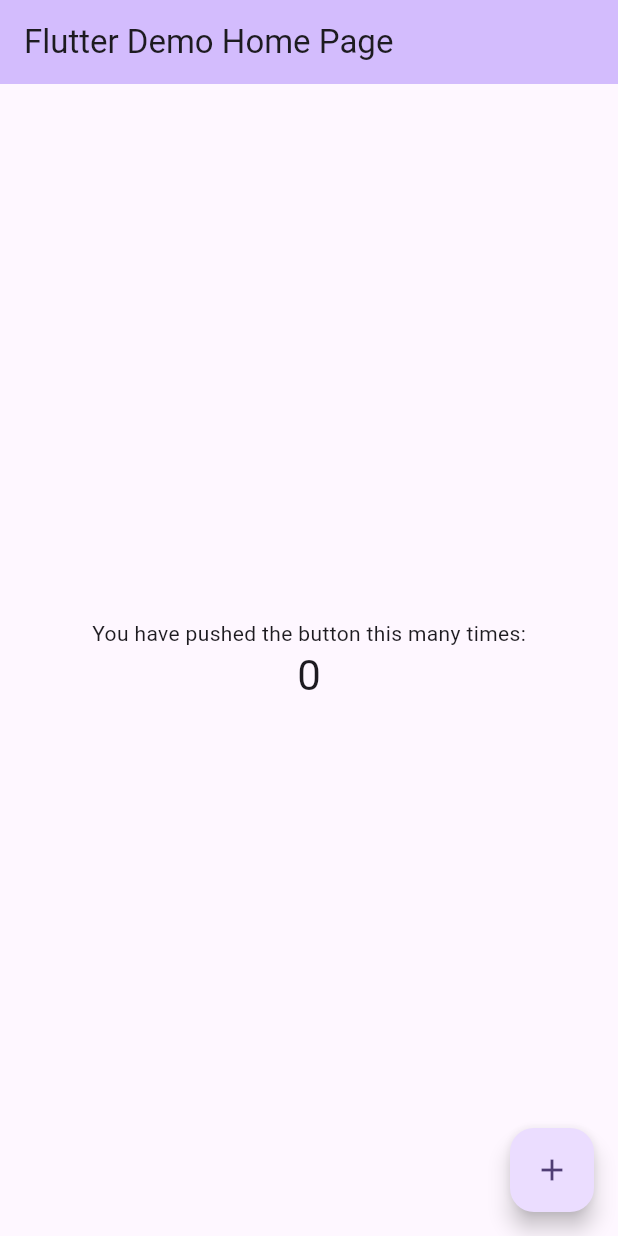
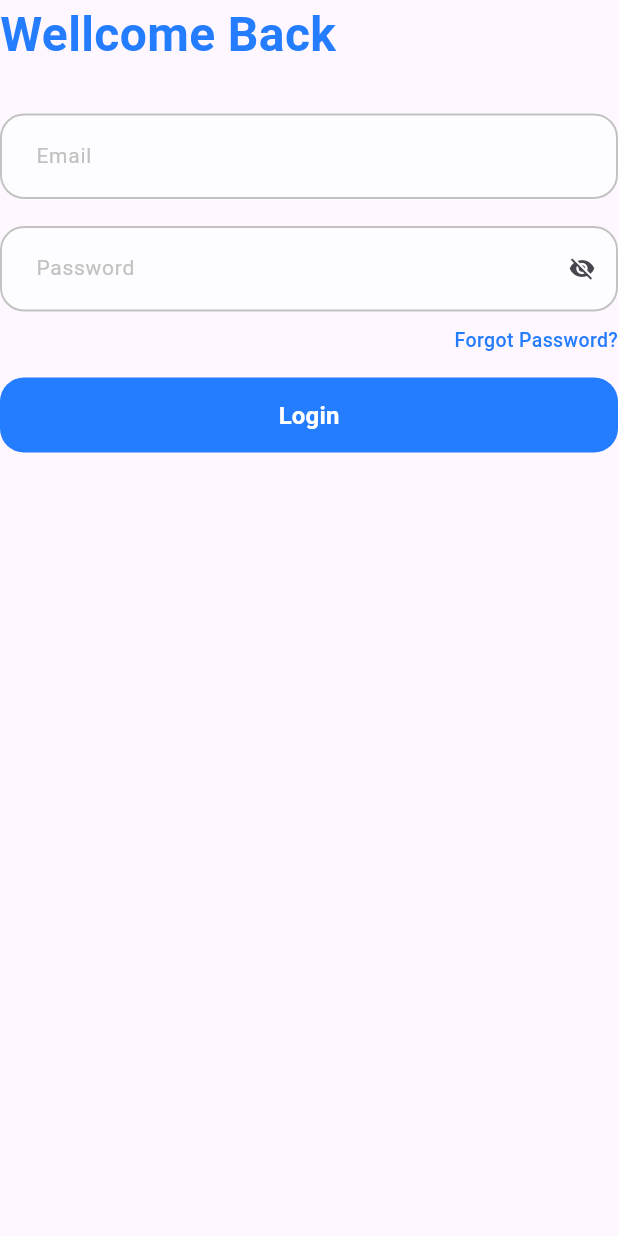
Before and after one commit to mohamadskanina/rikaz_team, a Flutter app: the screen it shows after launch, on a phone screen of 412 x 824 dp. Run offline on Flutter 3.47's test engine with Material 3 defaults, Android fonts, the phone set to English and light mode, and no system bars.

Commit message:
- added packages to feature - added login_screen page - added layers to login screen - added theming and networking and widgets folders to core folder - added styles file and apptextformfeild file and apptextbutton

```diff
--- /dev/null
+++ b/lib/core/theming/styles.dart
@@ -0,0 +1,33 @@
+import 'package:flutter/material.dart';
+class TextStyles{
+
+  static TextStyle font32BlueBold = const TextStyle(
+    fontSize: 32,
+    fontWeight: FontWeight.bold,
+    color: Color(0xFF247CFF),
+  );
+
+  static TextStyle font14LightGrayRegular = const TextStyle(
+    fontSize: 14,
+    fontWeight: FontWeight.w400,
+    color: Color(0xFFC2C2C2),
+  );
+
+  static TextStyle font13BlueRegular = const TextStyle(
+    fontSize: 13,
+    fontWeight: FontWeight.w500,
+    color: Color(0xFF247CFF),
+  );
+
+  static TextStyle font14DarkBlueMedium = const TextStyle(
+    fontSize: 14,
+    fontWeight: FontWeight.w500,
+    color: Color(0xFF242424),
+  );
+
+  static TextStyle font16WhiteSemiBold = const TextStyle(
+    fontSize: 16,
+    fontWeight: FontWeight.w600,
+    color: Colors.white,
+  );
+}
--- /dev/null
+++ b/lib/core/widgets/app_text_button.dart
@@ -0,0 +1,55 @@
+import 'package:flutter/material.dart';
+
+class AppTextButton extends StatelessWidget {
+  final double? borderRadius;
+  final Color? backgroundColor;
+  final double? horizontalPadding;
+  final double? verticalPadding;
+  final double? buttonWidth;
+  final double? buttonHeight;
+  final String buttonText;
+  final TextStyle textStyle;
+  final VoidCallback onPressed;
+  const AppTextButton({
+    super.key,
+    this.borderRadius,
+    this.backgroundColor,
+    this.horizontalPadding,
+    this.verticalPadding,
+    this.buttonHeight,
+    this.buttonWidth,
+    required this.buttonText,
+    required this.textStyle,
+    required this.onPressed,
+  });
+
+  @override
+  Widget build(BuildContext context) {
+    return TextButton(
+      style: ButtonStyle(
+        shape: WidgetStatePropertyAll<RoundedRectangleBorder>(
+          RoundedRectangleBorder(
+            borderRadius: BorderRadius.circular(borderRadius ?? 16.0),
+          ),
+        ),
+        backgroundColor: WidgetStatePropertyAll(
+          backgroundColor ?? const Color(0xFF247CFF),
+        ),
+        padding: WidgetStatePropertyAll<EdgeInsets>(
+          EdgeInsets.symmetric(
+            horizontal: horizontalPadding ?? 12,
+            vertical: verticalPadding ?? 14,
+          ),
+        ),
+        fixedSize: WidgetStatePropertyAll(
+          Size(buttonWidth ?? double.maxFinite, buttonHeight ?? 50),
+        ),
+      ),
+      onPressed: onPressed,
+      child: Text(
+        buttonText,
+        style: textStyle,
+      ),
+    );
+  }
+}
--- /dev/null
+++ b/lib/core/widgets/app_text_form_feild.dart
@@ -0,0 +1,83 @@
+import 'package:flutter/material.dart';
+import 'package:rikaz_team/core/theming/styles.dart';
+
+class AppTextFormField extends StatelessWidget {
+  final EdgeInsetsGeometry? contentPadding;
+  final InputBorder? focusedBorder;
+  final InputBorder? enabledBorder;
+  final TextStyle? inputTextStyle;
+  final TextStyle? hintStyle;
+  final String hintText;
+  final bool? isObscureText;
+  final Widget? suffixIcon;
+  final Color? backgroundColor;
+  final TextEditingController? controller;
+  final Function(String?) validator;
+  const AppTextFormField({
+    super.key,
+    this.contentPadding,
+    this.focusedBorder,
+    this.enabledBorder,
+    this.inputTextStyle,
+    this.hintStyle,
+    required this.hintText,
+    this.isObscureText,
+    this.suffixIcon,
+    this.backgroundColor,
+    this.controller,
+    required this.validator,
+  });
+
+  @override
+  Widget build(BuildContext context) {
+    return TextFormField(
+      autovalidateMode: AutovalidateMode.onUserInteraction,
+      controller: controller,
+      decoration: InputDecoration(
+        isDense: true,
+        contentPadding: contentPadding ??
+            const EdgeInsets.symmetric(horizontal: 20, vertical: 18),
+        focusedBorder: focusedBorder ??
+            OutlineInputBorder(
+              borderSide: const BorderSide(
+                color: Color(0xFF247CFF),
+                width: 1.3,
+              ),
+              borderRadius: BorderRadius.circular(16.0),
+            ),
+        enabledBorder: enabledBorder ??
+            OutlineInputBorder(
+              borderSide: const BorderSide(
+                color: Color(0xFFC2C2C2),
+                width: 1.3,
+              ),
+              borderRadius: BorderRadius.circular(16.0),
+            ),
+        errorBorder: OutlineInputBorder(
+          borderSide: const BorderSide(
+            color: Colors.red,
+            width: 1.3,
+          ),
+          borderRadius: BorderRadius.circular(16.0),
+        ),
+        focusedErrorBorder: OutlineInputBorder(
+          borderSide: const BorderSide(
+            color: Colors.red,
+            width: 1.3,
+          ),
+          borderRadius: BorderRadius.circular(16.0),
+        ),
+        hintStyle: hintStyle ?? TextStyles.font14LightGrayRegular,
+        hintText: hintText,
+        suffixIcon: suffixIcon,
+        fillColor: backgroundColor ?? const Color(0xFFFDFDFF),
+        filled: true,
+      ),
+      obscureText: isObscureText ?? false,
+      style: TextStyles.font14DarkBlueMedium,
+      validator: (value) {
+        return validator(value);
+      },
+    );
+  }
+}
--- /dev/null
+++ b/lib/features/login_feature/ui/login_screen.dart
@@ -0,0 +1,49 @@
+import 'package:flutter/material.dart';
+import 'package:rikaz_team/core/theming/styles.dart';
+import 'package:rikaz_team/core/widgets/app_text_button.dart';
+import 'package:rikaz_team/features/login_feature/ui/widgets/email_and_password_text_feild.dart';
+import 'package:rikaz_team/features/login_feature/ui/widgets/login_text_top.dart';
+
+class LoginScreen extends StatelessWidget {
+  const LoginScreen({super.key});
+
+  @override
+  Widget build(BuildContext context) {
+    final height = MediaQuery.sizeOf(context).height;
+    return Scaffold(
+      body: SafeArea(
+          child: SingleChildScrollView(
+        child: Column(
+          crossAxisAlignment: CrossAxisAlignment.start,
+          children: [
+            const LoginTextTop(),
+            SizedBox(
+              height: 0.036 * height,
+            ),
+            const EmailAndPasswordTextFeild(),
+            const SizedBox(
+              height: 10,
+            ),
+            Align(
+              alignment: AlignmentDirectional.centerEnd,
+              child: Text(
+                'Forgot Password?',
+                style: TextStyles.font13BlueRegular,
+              ),
+            ),
+            const SizedBox(
+              height: 15,
+            ),
+            AppTextButton(
+              buttonText: "Login",
+              textStyle: TextStyles.font16WhiteSemiBold,
+              onPressed: () {
+                // validateThenDoLogin(context);
+              },
+            ),
+          ],
+        ),
+      )),
+    );
+  }
+}
--- /dev/null
+++ b/lib/features/login_feature/ui/widgets/email_and_password_text_feild.dart
@@ -0,0 +1,50 @@
+import 'package:flutter/material.dart';
+import 'package:rikaz_team/core/widgets/app_text_form_feild.dart';
+
+class EmailAndPasswordTextFeild extends StatefulWidget {
+  const EmailAndPasswordTextFeild({super.key});
+
+  @override
+  State<EmailAndPasswordTextFeild> createState() =>
+      _EmailAndPasswordTextFeildState();
+}
+
+class _EmailAndPasswordTextFeildState extends State<EmailAndPasswordTextFeild> {
+  bool isObscureText = true;
+  @override
+  Widget build(BuildContext context) {
+    return Column(
+      children: [
+        AppTextFormField(
+          hintText: "Email",
+          validator: (vlaue) {
+            if (vlaue == null || vlaue.isEmpty) {
+              return "Please enter a valid email";
+            }
+          },
+        ),
+        const SizedBox(
+          height: 18,
+        ),
+        AppTextFormField(
+          hintText: "Password",
+          validator: (value) {
+            if (value == null || value.isEmpty) {
+              return "Please enter a valid password";
+            }
+          },
+          suffixIcon: GestureDetector(
+            onTap: () {
+              setState(() {
+                isObscureText = !isObscureText;
+              });
+            },
+            child: Icon(
+              isObscureText ? Icons.visibility_off : Icons.visibility,
+            ),
+          ),
+        )
+      ],
+    );
+  }
+}
--- /dev/null
+++ b/lib/features/login_feature/ui/widgets/login_text_top.dart
@@ -0,0 +1,14 @@
+import 'package:flutter/material.dart';
+import 'package:rikaz_team/core/theming/styles.dart';
+
+class LoginTextTop extends StatelessWidget {
+  const LoginTextTop({super.key});
+
+  @override
+  Widget build(BuildContext context) {
+    return Text(
+      "Wellcome Back",
+      style: TextStyles.font32BlueBold,
+    );
+  }
+}
--- a/lib/main.dart
+++ b/lib/main.dart
@@ -1,125 +1,20 @@
 import 'package:flutter/material.dart';
+import 'package:rikaz_team/features/login_feature/ui/login_screen.dart';
 
-void main() {
+void main()
+
+{
   runApp(const MyApp());
 }
 
 class MyApp extends StatelessWidget {
   const MyApp({super.key});
 
-  // This widget is the root of your application.
   @override
   Widget build(BuildContext context) {
-    return MaterialApp(
-      title: 'Flutter Demo',
-      theme: ThemeData(
-        // This is the theme of your application.
-        //
-        // TRY THIS: Try running your application with "flutter run". You'll see
-        // the application has a purple toolbar. Then, without quitting the app,
-        // try changing the seedColor in the colorScheme below to Colors.green
-        // and then invoke "hot reload" (save your changes or press the "hot
-        // reload" button in a Flutter-supported IDE, or press "r" if you used
-        // the command line to start the app).
-        //
-        // Notice that the counter didn't reset back to zero; the application
-        // state is not lost during the reload. To reset the state, use hot
-        // restart instead.
-        //
-        // This works for code too, not just values: Most code changes can be
-        // tested with just a hot reload.
-        colorScheme: ColorScheme.fromSeed(seedColor: Colors.deepPurple),
-        useMaterial3: true,
-      ),
-      home: const MyHomePage(title: 'Flutter Demo Home Page'),
+    return const MaterialApp(
+      home: LoginScreen(),
+      debugShowCheckedModeBanner: false,
     );
   }
 }
-
-class MyHomePage extends StatefulWidget {
-  const MyHomePage({super.key, required this.title});
-
-  // This widget is the home page of your application. It is stateful, meaning
-  // that it has a State object (defined below) that contains fields that affect
-  // how it looks.
-
-  // This class is the configuration for the state. It holds the values (in this
-  // case the title) provided by the parent (in this case the App widget) and
-  // used by the build method of the State. Fields in a Widget subclass are
-  // always marked "final".
-
-  final String title;
-
-  @override
-  State<MyHomePage> createState() => _MyHomePageState();
-}
-
-class _MyHomePageState extends State<MyHomePage> {
-  int _counter = 0;
-
-  void _incrementCounter() {
-    setState(() {
-      // This call to setState tells the Flutter framework that something has
-      // changed in this State, which causes it to rerun the build method below
-      // so that the display can reflect the updated values. If we changed
-      // _counter without calling setState(), then the build method would not be
-      // called again, and so nothing would appear to happen.
-      _counter++;
-    });
-  }
-
-  @override
-  Widget build(BuildContext context) {
-    // This method is rerun every time setState is called, for instance as done
-    // by the _incrementCounter method above.
-    //
-    // The Flutter framework has been optimized to make rerunning build methods
-    // fast, so that you can just rebuild anything that needs updating rather
-    // than having to individually change instances of widgets.
-    return Scaffold(
-      appBar: AppBar(
-        // TRY THIS: Try changing the color here to a specific color (to
-        // Colors.amber, perhaps?) and trigger a hot reload to see the AppBar
-        // change color while the other colors stay the same.
-        backgroundColor: Theme.of(context).colorScheme.inversePrimary,
-        // Here we take the value from the MyHomePage object that was created by
-        // the App.build method, and use it to set our appbar title.
-        title: Text(widget.title),
-      ),
-      body: Center(
-        // Center is a layout widget. It takes a single child and positions it
-        // in the middle of the parent.
-        child: Column(
-          // Column is also a layout widget. It takes a list of children and
-          // arranges them vertically. By default, it sizes itself to fit its
-          // children horizontally, and tries to be as tall as its parent.
-          //
-          // Column has various properties to control how it sizes itself and
-          // how it positions its children. Here we use mainAxisAlignment to
-          // center the children vertically; the main axis here is the vertical
-          // axis because Columns are vertical (the cross axis would be
-          // horizontal).
-          //
-          // TRY THIS: Invoke "debug painting" (choose the "Toggle Debug Paint"
-          // action in the IDE, or press "p" in the console), to see the
-          // wireframe for each widget.
-          mainAxisAlignment: MainAxisAlignment.center,
-          children: <Widget>[
-            const Text(
-              'You have pushed the button this many times:',
-            ),
-            Text(
-              '$_counter',
-              style: Theme.of(context).textTheme.headlineMedium,
-            ),
-          ],
-        ),
-      ),
-      floatingActionButton: FloatingActionButton(
-        onPressed: _incrementCounter,
-        tooltip: 'Increment',
-        child: const Icon(Icons.add),
-      ), // This trailing comma makes auto-formatting nicer for build methods.
-    );
-  }
-}
```
Also changed, not shown: pubspec.yaml (+7 -0 lines), pubspec.lock.
